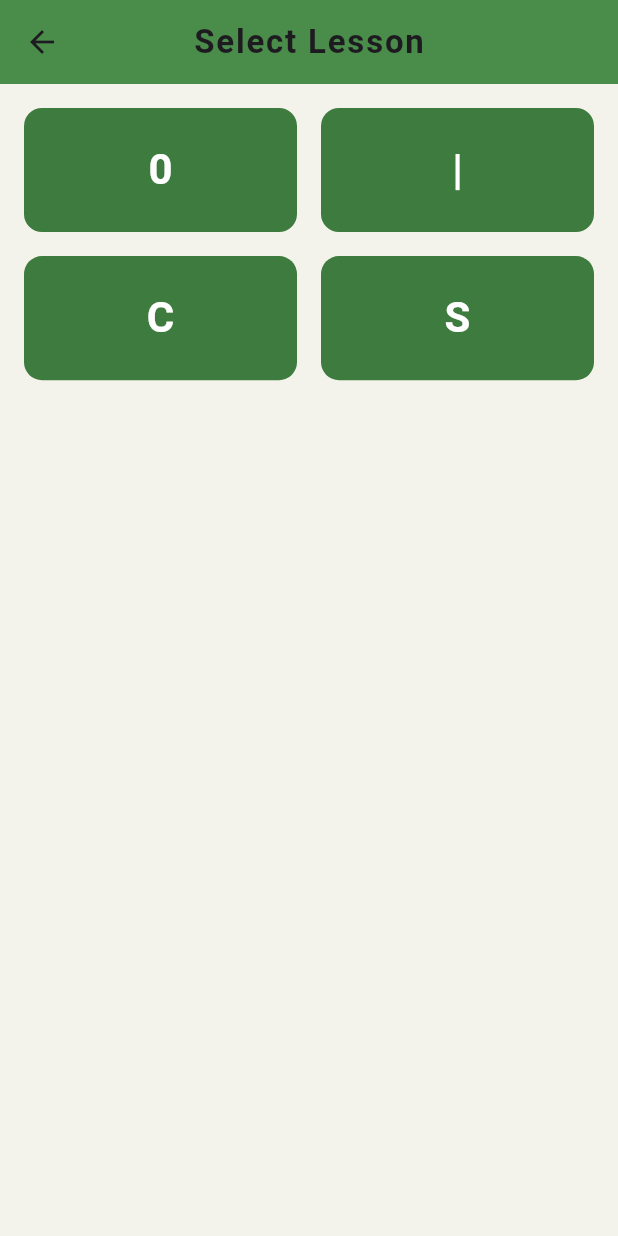
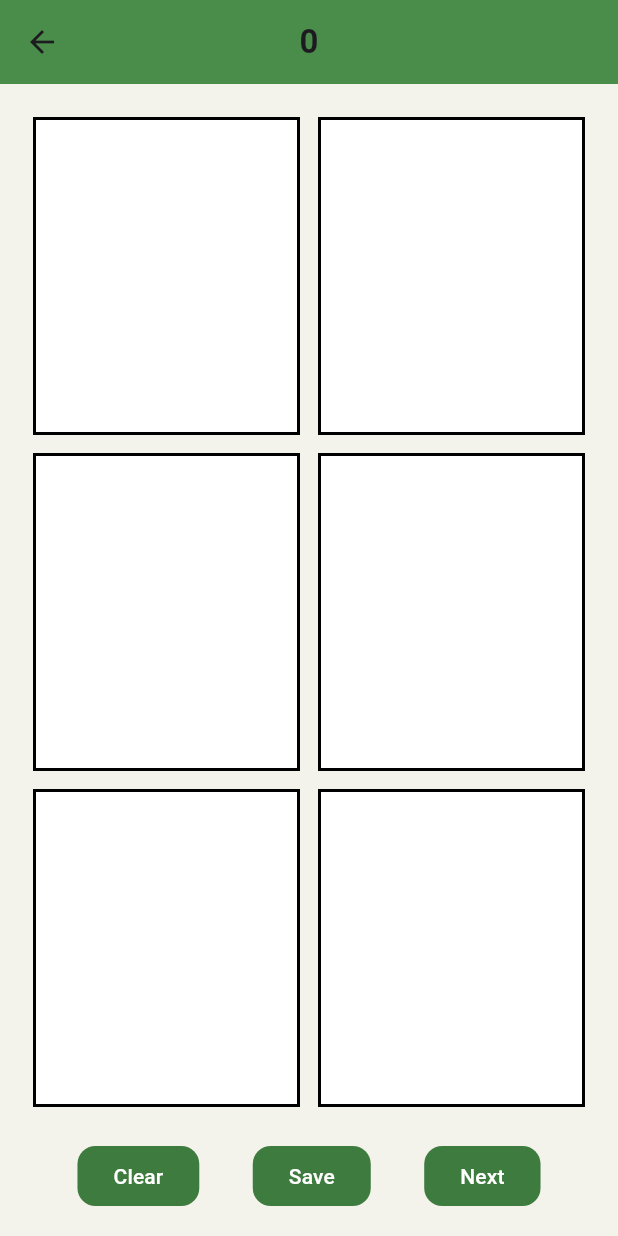
Before and after one commit to PramodCody/Classium, a Flutter app: the Button1 screen opened directly, after a tap on an icon or button, on a phone screen of 412 x 824 dp. Run offline on Flutter 3.47's test engine with Material 3 defaults, Android fonts, the phone set to English and light mode, and no system bars.

Commit message:
drawing board added

```diff
--- a/lib/button1.dart
+++ b/lib/button1.dart
@@ -1,6 +1,5 @@
 import 'package:flutter/material.dart';
-
-
+import 'drawing_board.dart';
 
 class Button1 extends StatelessWidget {
   const Button1({super.key});
@@ -9,17 +8,12 @@ class Button1 extends StatelessWidget {
   static const Color _appBarColor = Color(0xFF4A8C4A);
 
   ButtonStyle get _buttonStyle => ElevatedButton.styleFrom(
-        backgroundColor: _buttonColor,
-        foregroundColor: Colors.white,
-        elevation: 0,
-        shape: RoundedRectangleBorder(
-          borderRadius: BorderRadius.circular(12),
-        ),
-        textStyle: const TextStyle(
-          fontSize: 28,
-          fontWeight: FontWeight.bold,
-        ),
-      );
+    backgroundColor: _buttonColor,
+    foregroundColor: Colors.white,
+    elevation: 0,
+    shape: RoundedRectangleBorder(borderRadius: BorderRadius.circular(12)),
+    textStyle: const TextStyle(fontSize: 28, fontWeight: FontWeight.bold),
+  );
 
   @override
   Widget build(BuildContext context) {
@@ -30,13 +24,9 @@ class Button1 extends StatelessWidget {
         centerTitle: true,
         title: const Text(
           'Select Lesson',
-          style: TextStyle(
-            fontWeight: FontWeight.bold,
-            letterSpacing: 1.2,
-          ),
+          style: TextStyle(fontWeight: FontWeight.bold, letterSpacing: 1.2),
         ),
       ),
-
 
       body: Padding(
         padding: const EdgeInsets.all(16),
@@ -51,7 +41,14 @@ class Button1 extends StatelessWidget {
             children: [
               ElevatedButton(
                 style: _buttonStyle,
-                onPressed: () {},
+                onPressed: () {
+                  Navigator.push(
+                    context,
+                    MaterialPageRoute(
+                      builder: (context) => const DrawingBoard(),
+                    ),
+                  );
+                },
                 child: const Text('0'),
               ),
               ElevatedButton(
--- /dev/null
+++ b/lib/drawing_board.dart
@@ -0,0 +1,170 @@
+import 'package:flutter/material.dart';
+
+class DrawingBoard extends StatefulWidget {
+  const DrawingBoard({super.key});
+
+  @override
+  State<DrawingBoard> createState() => _DrawingBoardState();
+}
+
+class _DrawingBoardState extends State<DrawingBoard> {
+  static const Color _appBarColor = Color(0xFF4A8C4A);
+  static const Color _buttonColor = Color(0xFF3E7B3E);
+
+  static const int _gridCount = 6;
+
+  // Each grid holds its own list of strokes; each stroke is a list of points.
+  final List<List<List<Offset>>> _gridStrokes = List.generate(
+    _gridCount,
+    (_) => [],
+  );
+
+  bool _clearMode = false;
+
+  ButtonStyle get _actionButtonStyle => ElevatedButton.styleFrom(
+    backgroundColor: _buttonColor,
+    foregroundColor: Colors.white,
+    elevation: 0,
+    shape: RoundedRectangleBorder(borderRadius: BorderRadius.circular(12)),
+  );
+
+  void _handleGridTap(int index) {
+    if (_clearMode) {
+      setState(() {
+        _gridStrokes[index].clear();
+        _clearMode = false;
+      });
+    }
+  }
+
+  void _onPanStart(int index, DragStartDetails details) {
+    if (_clearMode) return;
+    setState(() {
+      _gridStrokes[index].add([details.localPosition]);
+    });
+  }
+
+  void _onPanUpdate(int index, DragUpdateDetails details) {
+    if (_clearMode) return;
+    setState(() {
+      _gridStrokes[index].last.add(details.localPosition);
+    });
+  }
+
+  @override
+  Widget build(BuildContext context) {
+    return Scaffold(
+      backgroundColor: const Color(0xFFF3F3EB),
+      appBar: AppBar(
+        backgroundColor: _appBarColor,
+        centerTitle: true,
+        title: const Text(
+          '0',
+          style: TextStyle(fontWeight: FontWeight.bold, letterSpacing: 1.2),
+        ),
+      ),
+
+      body: Padding(
+        padding: const EdgeInsets.all(16),
+        child: Column(
+          children: [
+            if (_clearMode)
+              const Padding(
+                padding: EdgeInsets.only(bottom: 8),
+                child: Text(
+                  'Tap a grid to clear it',
+                  style: TextStyle(fontWeight: FontWeight.bold),
+                ),
+              ),
+            Expanded(
+              child: Column(
+                children: List.generate(3, (rowIndex) {
+                  return Expanded(
+                    child: Row(
+                      children: List.generate(2, (colIndex) {
+                        final index = rowIndex * 2 + colIndex;
+                        return Expanded(
+                          child: Padding(
+                            padding: const EdgeInsets.all(6),
+                            child: GestureDetector(
+                              onTap: () => _handleGridTap(index),
+                              onPanStart: (details) =>
+                                  _onPanStart(index, details),
+                              onPanUpdate: (details) =>
+                                  _onPanUpdate(index, details),
+                              child: Container(
+                                decoration: BoxDecoration(
+                                  color: Colors.white,
+                                  border: Border.all(
+                                    color: Colors.black,
+                                    width: 2,
+                                  ),
+                                ),
+                                child: CustomPaint(
+                                  painter: _GridPainter(_gridStrokes[index]),
+                                  child: Container(),
+                                ),
+                              ),
+                            ),
+                          ),
+                        );
+                      }),
+                    ),
+                  );
+                }),
+              ),
+            ),
+            const SizedBox(height: 16),
+            Row(
+              mainAxisAlignment: MainAxisAlignment.spaceEvenly,
+              children: [
+                ElevatedButton(
+                  style: _actionButtonStyle,
+                  onPressed: () {
+                    setState(() {
+                      _clearMode = !_clearMode;
+                    });
+                  },
+                  child: Text(_clearMode ? 'Cancel' : 'Clear'),
+                ),
+                ElevatedButton(
+                  style: _actionButtonStyle,
+                  onPressed: () {},
+                  child: const Text('Save'),
+                ),
+                ElevatedButton(
+                  style: _actionButtonStyle,
+                  onPressed: () {},
+                  child: const Text('Next'),
+                ),
+              ],
+            ),
+          ],
+        ),
+      ),
+    );
+  }
+}
+
+class _GridPainter extends CustomPainter {
+  final List<List<Offset>> strokes;
+
+  _GridPainter(this.strokes);
+
+  @override
+  void paint(Canvas canvas, Size size) {
+    final paint = Paint()
+      ..color = Colors.black
+      ..strokeWidth = 4
+      ..strokeCap = StrokeCap.round;
+
+    for (final stroke in strokes) {
+      for (int i = 0; i < stroke.length - 1; i++) {
+        canvas.drawLine(stroke[i], stroke[i + 1], paint);
+      }
+    }
+  }
+
+  @override
+  bool shouldRepaint(covariant _GridPainter oldDelegate) => true;
+}
```
